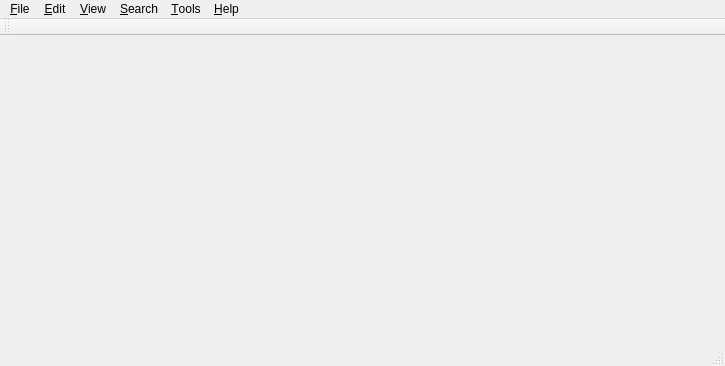
phylame/qem, file winabw/mainwindow.ui: the form before one commit.
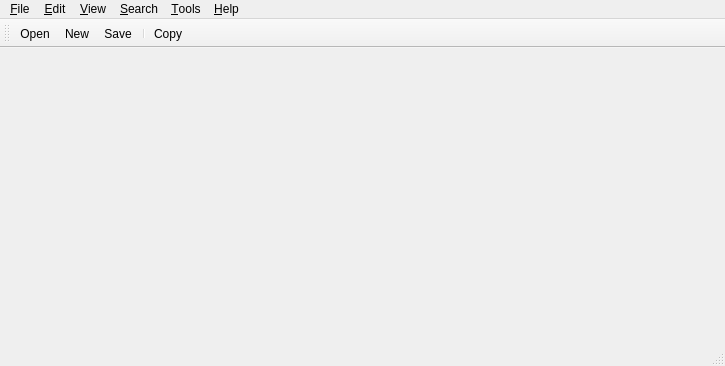
The form after the commit. Icons and pictures are not drawn.

Patch:
```diff
--- a/winabw/mainwindow.ui
+++ b/winabw/mainwindow.ui
@@ -105,6 +105,11 @@
    <attribute name="toolBarBreak">
     <bool>false</bool>
    </attribute>
+   <addaction name="actionOpen"/>
+   <addaction name="actionNew"/>
+   <addaction name="actionSave"/>
+   <addaction name="separator"/>
+   <addaction name="actionCopy"/>
   </widget>
   <widget class="QStatusBar" name="statusBar"/>
   <action name="actionOpen">
```
Left out of the diff: 6 changed lines with no effect on the pictures.
